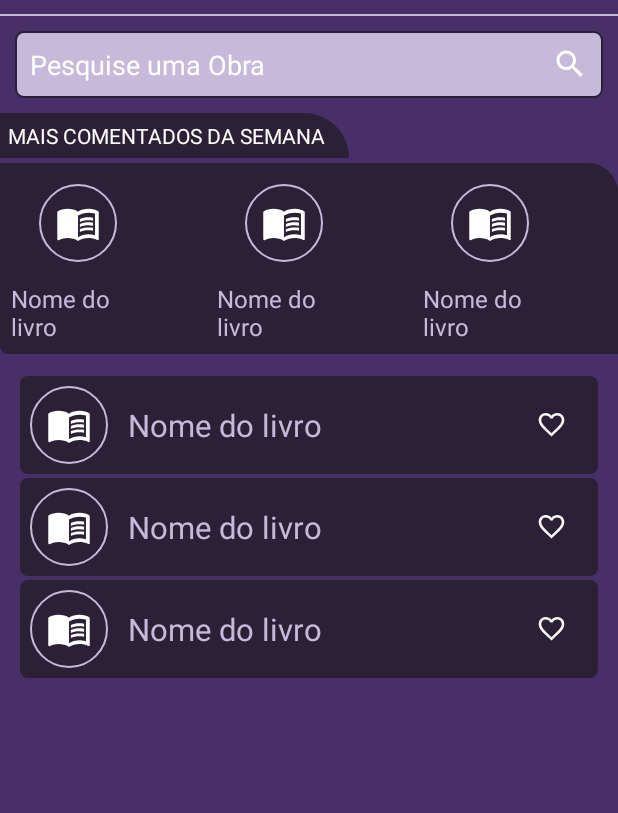
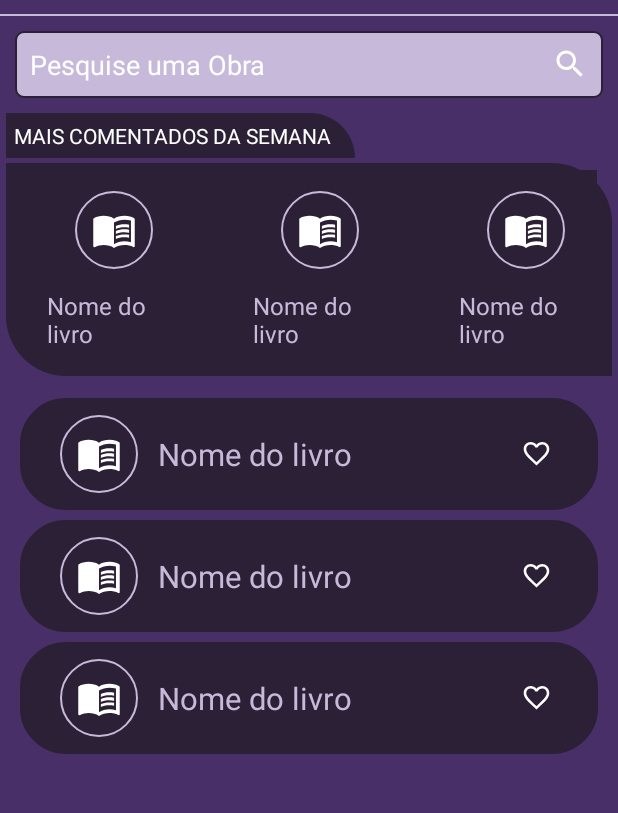
Before and after one commit to GustHenrique/ibookapp_master, an Android app: the layout fragment_home.xml on its own in the app's theme, with its tools: preview values and no code run, on a phone screen of 412 x 824 dp, the part 60-873 px from its top. Run offline under Robolectric (Android 15) with nearby library versions, the phone set to English and light mode, and no system bars.

Commit message:
aplicando front

```diff
--- a/app/src/main/res/drawable/background_itensmaiscomentados.xml
+++ b/app/src/main/res/drawable/background_itensmaiscomentados.xml
@@ -1,10 +1,21 @@
-<?xml version="1.0" encoding="utf-8"?>
 <shape xmlns:android="http://schemas.android.com/apk/res/android"
     android:shape="rectangle">
+
+
 
     <solid
         android:color="@color/colorPrimary"/>
     <corners
-        android:bottomLeftRadius="20dp"
-        android:topRightRadius="20dp"/>
+        android:bottomLeftRadius="40dp"
+        android:topLeftRadius="0dp"
+        android:topRightRadius="40dp"/>
+    <padding
+        android:left="20dp"
+        android:top="5dp"
+        android:right="10dp"
+        android:bottom="10dp" >
+
+
+
+    </padding>
 </shape>
--- /dev/null
+++ b/app/src/main/res/drawable/btnroxo.xml
@@ -0,0 +1,34 @@
+<?xml version="1.0" encoding="utf-8"?>
+<shape xmlns:android="http://schemas.android.com/apk/res/android"
+    android:shape="rectangle">
+
+
+
+    <stroke
+        android:width="1dp"
+        android:color="#2C2036" />
+
+
+
+    <corners android:radius="30dp"/>
+
+
+
+    <padding
+        android:left="20dp"
+        android:top="5dp"
+        android:right="10dp"
+        android:bottom="5dp" >
+
+
+
+    </padding>
+
+
+
+    <solid
+        android:color="#2C2036"/>
+
+
+
+</shape>
--- a/app/src/main/res/layout/fragment_home.xml
+++ b/app/src/main/res/layout/fragment_home.xml
@@ -8,12 +8,16 @@
     tools:context=".fragments.FragmentHome"
     android:orientation="vertical">
 
+
+
     <LinearLayout
         android:layout_width="match_parent"
         android:layout_height="wrap_content"
         android:orientation="horizontal"
         android:padding="@dimen/_7sdp"
         android:gravity="top">
+
+
 
         <ImageView
             android:id="@+id/logoiBookCadastro"
@@ -26,6 +30,8 @@
             android:src="@mipmap/ibooklogo"
             android:foregroundGravity="center_horizontal"/>
 
+
+
         <TextView
             android:id="@+id/textView"
             android:layout_width="wrap_content"
@@ -35,6 +41,8 @@
             android:textColor="@color/white"
             android:layout_weight="1"
             android:foregroundGravity="center_horizontal"/>
+
+
 
         <Button
             android:id="@+id/btnLogoutHome"
@@ -46,6 +54,8 @@
             android:layout_gravity="left|center_vertical"/>
     </LinearLayout>
 
+
+
     <View
         android:id="@+id/view"
         android:layout_width="match_parent"
@@ -54,12 +64,16 @@
         android:background="@color/colorTextPrimary"
         tools:layout_editor_absoluteX="0dp" />
 
+
+
     <LinearLayout
         android:id="@+id/firstLinearLayout"
         android:layout_below="@+id/view"
         android:layout_width="match_parent"
         android:layout_height="wrap_content"
         android:orientation="vertical">
+
+
 
         <EditText
             android:id="@+id/txtEmailLogin"
@@ -74,35 +88,47 @@
             android:layout_margin="10dp"
             android:textColorHint="@color/white" />
 
+
+
         <TextView
             android:layout_width="wrap_content"
             android:layout_height="match_parent"
-            android:text="MAIS COMENTADOS DA SEMANA"
-            android:textColor="@color/white"
-            android:paddingBottom="5dp"
+            android:layout_marginLeft="4dp"
+            android:background="@drawable/background_maiscomentados"
             android:paddingLeft="5dp"
             android:paddingTop="5dp"
             android:paddingRight="15dp"
-            android:background="@drawable/background_maiscomentados"
-            />
+            android:paddingBottom="5dp"
+            android:text="MAIS COMENTADOS DA SEMANA"
+            android:textColor="@color/white" />
+
+
 
         <RelativeLayout
             android:layout_width="match_parent"
             android:layout_height="wrap_content"
+            android:layout_marginLeft="4dp"
             android:layout_marginTop="3dp"
-            android:orientation="horizontal"
-            android:background="@drawable/background_itensmaiscomentados">
+            android:layout_marginRight="4dp"
+            android:background="@drawable/background_itensmaiscomentados"
+            android:orientation="horizontal">
+
+
 
             <androidx.recyclerview.widget.RecyclerView
                 android:id="@+id/recycler_view_horizontal"
                 android:layout_width="match_parent"
                 android:layout_height="wrap_content"
                 android:orientation="horizontal"
-                tools:listitem="@layout/maiscomentados_item"
-                app:layoutManager="androidx.recyclerview.widget.LinearLayoutManager"/>
+                app:layoutManager="androidx.recyclerview.widget.LinearLayoutManager"
+                tools:listitem="@layout/maiscomentados_item" />
         </RelativeLayout>
 
+
+
     </LinearLayout>
+
+
 
     <LinearLayout
         android:id="@+id/secondLinearLayout"
@@ -113,11 +139,14 @@
         android:layout_gravity="top"
         android:orientation="vertical"
         android:padding="@dimen/_10sdp">
+
+
+
         <androidx.recyclerview.widget.RecyclerView
             android:id="@+id/rviBook"
             android:layout_width="match_parent"
             android:layout_height="match_parent"
-            tools:listitem="@layout/row_contact_item"
-            app:layoutManager="androidx.recyclerview.widget.LinearLayoutManager"/>
+            app:layoutManager="androidx.recyclerview.widget.LinearLayoutManager"
+            tools:listitem="@layout/row_contact_item" />
     </LinearLayout>
 </RelativeLayout>
--- a/app/src/main/res/layout/row_contact_item.xml
+++ b/app/src/main/res/layout/row_contact_item.xml
@@ -4,11 +4,13 @@
     android:layout_height="wrap_content"
     android:id="@+id/parentLayout"
     xmlns:app="http://schemas.android.com/apk/res-auto"
-    android:background="@drawable/background_button"
+    android:background="@drawable/btnroxo"
     app:dragEdge="right"
     app:mode="same_level"
     android:layout_marginTop="1dp"
-    android:layout_marginBottom="1dp">
+    android:layout_marginBottom="5dp">
+
+
 
     <de.hdodenhof.circleimageview.CircleImageView
         android:id="@+id/bookImage"
@@ -18,6 +20,8 @@
         app:civ_border_width="@dimen/_1sdp"
         app:civ_border_color="@color/colorTextPrimary"
         android:padding="@dimen/_5sdp"/>
+
+
 
     <TextView
         android:id="@+id/bookName"
@@ -31,6 +35,8 @@
         android:textColor="@color/colorTextPrimary"
         android:textSize="@dimen/_16sdp" />
 
+
+
     <Button
         android:id="@+id/favoritebook"
         android:layout_width="35dp"
@@ -43,4 +49,6 @@
         android:textColor="@color/colorTextSecondary"
         android:textColorHint="@color/white" />
 
+
+
 </RelativeLayout>
```
Also changed, not shown: app/src/main/res/drawable/backgrouns_search_field.xml (added, +14 -0 lines), app/src/main/res/drawable/maiscomentados.xml (added, +34 -0 lines), app/src/main/res/drawable/maiscomentados_item.xml (added, +40 -0 lines).
